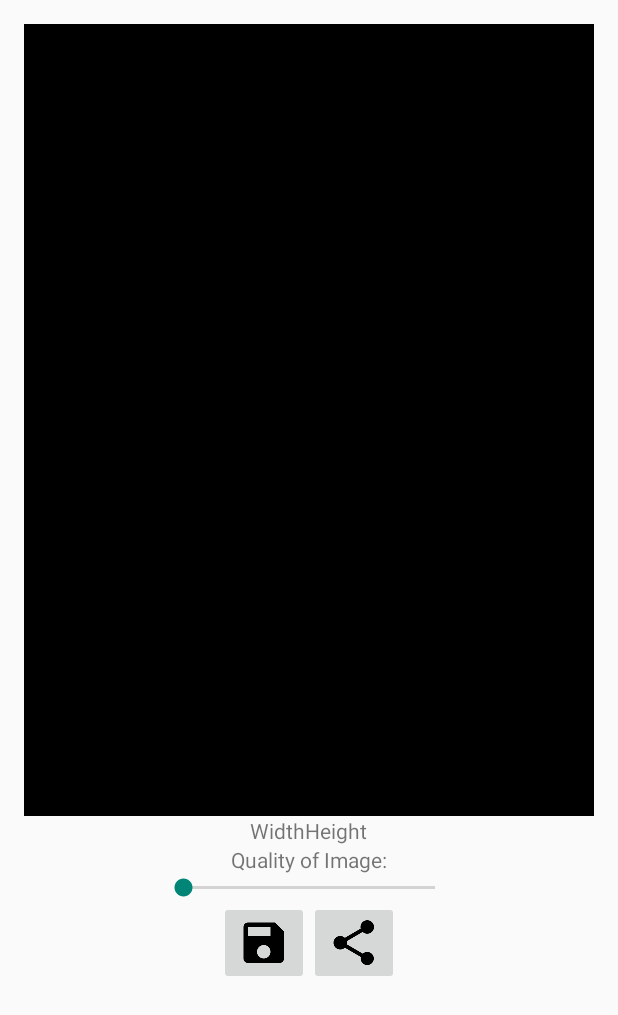
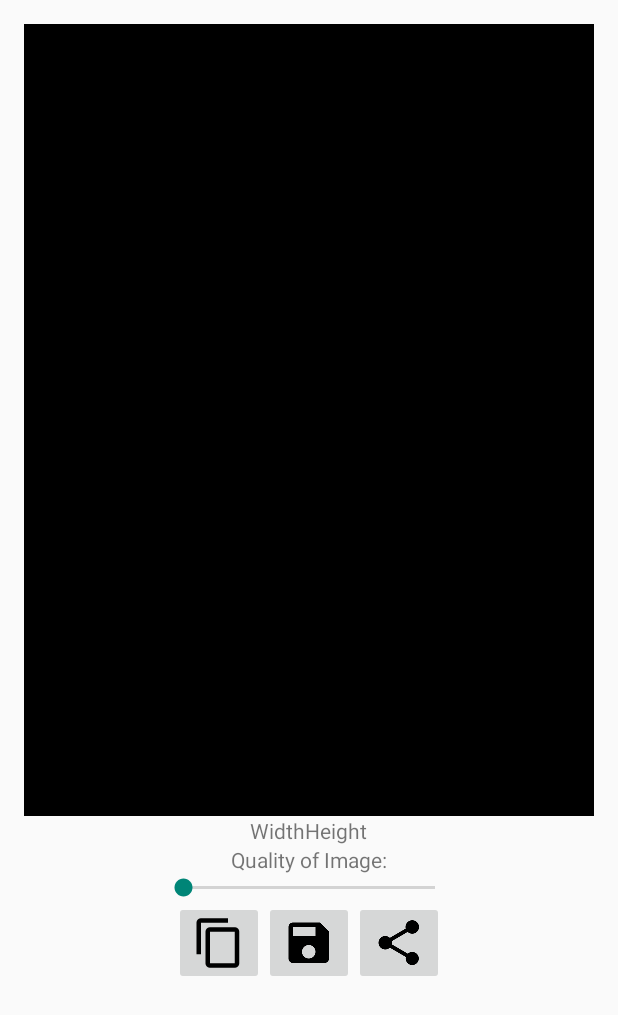
Before and after one commit to calvinku96/imgScramble, an Android app: the layout activity_scrambling.xml on its own in the app's theme, with its tools: preview values and no code run, on a phone screen of 412 x 824 dp. Shown: the top 1015 px of the screen. Run offline under Robolectric (Android 15) with nearby library versions, the phone set to English and light mode, and no system bars.

Commit message:
Add Help Text Draft, Add Copy parameters button

```diff
--- a/app/src/main/java/com/example/calvin/imgscramble/MainActivity.java
+++ b/app/src/main/java/com/example/calvin/imgscramble/MainActivity.java
@@ -74,6 +74,8 @@ public class MainActivity extends ActionBarActivity {
 
         //prevent keyboard automatically popup
         getWindow().setSoftInputMode(WindowManager.LayoutParams.SOFT_INPUT_STATE_HIDDEN);
+
+        //clipboard
         clipboard = (ClipboardManager) getSystemService(CLIPBOARD_SERVICE);
     }
 
--- a/app/src/main/res/layout/activity_scrambling.xml
+++ b/app/src/main/res/layout/activity_scrambling.xml
@@ -98,6 +98,13 @@
                 android:orientation="horizontal">
 
                 <ImageButton
+                    android:id="@+id/scrambling_clipboard"
+                    android:layout_width="wrap_content"
+                    android:layout_height="wrap_content"
+                    android:src="@drawable/ic_content_copy_black_36dp"
+                    android:onClick="scramblingCopyImage"/>
+
+                <ImageButton
                     android:id="@+id/scrambling_save_to_file"
                     android:layout_width="wrap_content"
                     android:layout_height="wrap_content"
--- a/app/src/main/res/values/strings.xml
+++ b/app/src/main/res/values/strings.xml
@@ -45,4 +45,6 @@
  If you want to send through apps that compress images, also input\n</string>
     <string name="scrambling_widthheight_text2">as width and</string>
     <string name="scrambling_widthheight_text3">as height.</string>
+
+    <string name="scrambling_copied">Copied parameters (except password) in terms of: #rows #cols Width Height</string>
 </resources>
```
Also changed, not shown: app/src/main/java/com/example/calvin/imgscramble/ScramblingActivity.java (+16 -1 lines), app/src/main/res/drawable-hdpi/ic_content_copy_black_36dp.png (added), app/src/main/res/drawable-ldrtl-hdpi/ic_content_copy_black_36dp.png (added), app/src/main/res/drawable-ldrtl-mdpi/ic_content_copy_black_36dp.png (added), app/src/main/res/drawable-ldrtl-xhdpi/ic_content_copy_black_36dp.png (added), app/src/main/res/drawable-ldrtl-xxhdpi/ic_content_copy_black_36dp.png (added), app/src/main/res/drawable-ldrtl-xxxhdpi/ic_content_copy_black_36dp.png (added), app/src/main/res/drawable-mdpi/ic_content_copy_black_36dp.png (added), app/src/main/res/drawable-xhdpi/ic_content_copy_black_36dp.png (added), app/src/main/res/drawable-xxhdpi/ic_content_copy_black_36dp.png (added), app/src/main/res/drawable-xxxhdpi/ic_content_copy_black_36dp.png (added), 2 other files.
